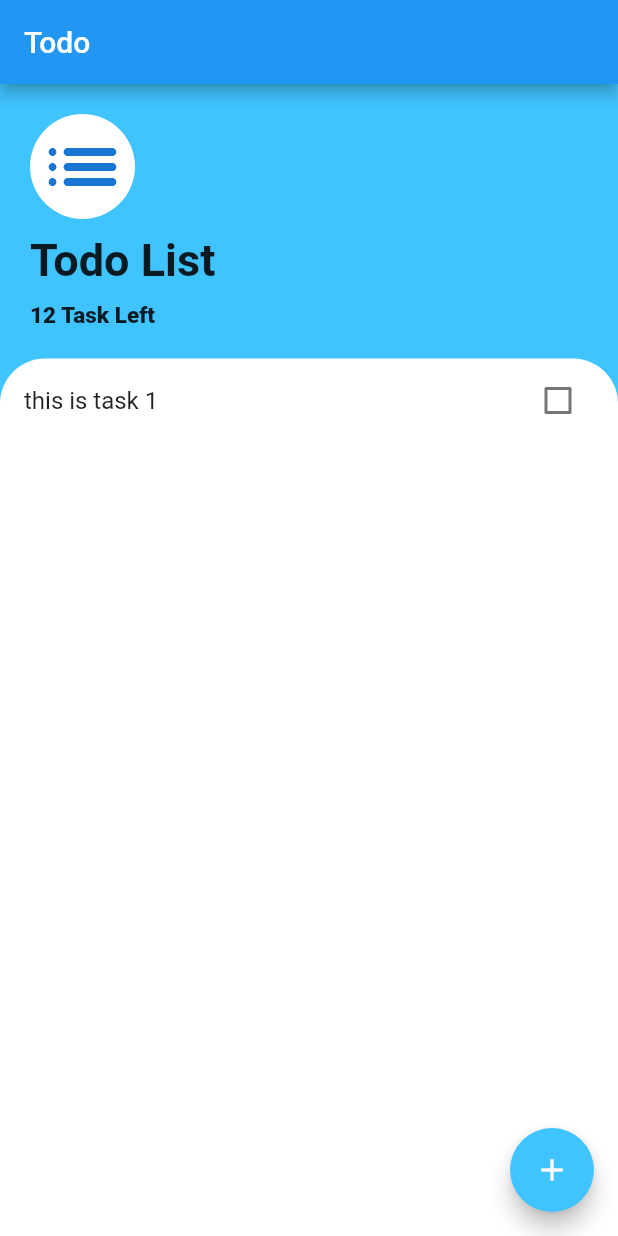
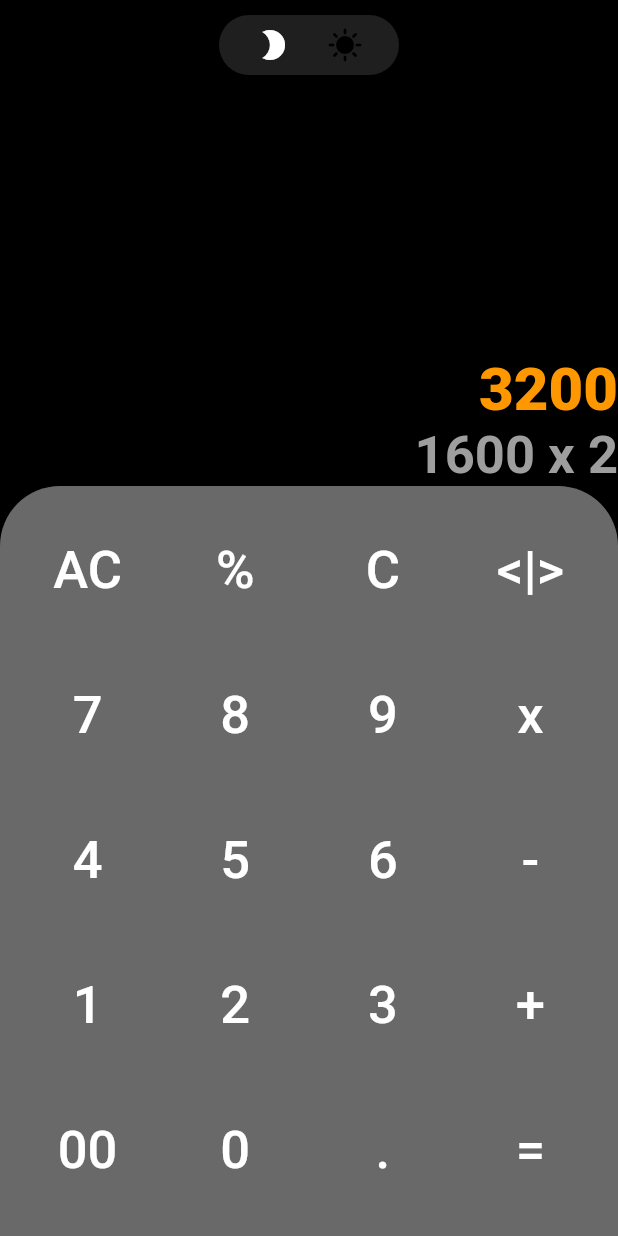
Before and after one commit to shoaib-khan895/bitcoin_flutter, a Flutter app: the screen it shows after launch, on a phone screen of 412 x 824 dp. Run offline on Flutter 3.47's test engine with Material 2 defaults, Android fonts, the phone set to English and light mode, and no system bars.

Commit message:
day 1
cal UI

```diff
--- /dev/null
+++ b/lib/calculator_main.dart
@@ -0,0 +1,92 @@
+// ignore_for_file: prefer_const_constructors, prefer_const_literals_to_create_immutables
+
+import 'package:flutter/cupertino.dart';
+import 'package:flutter/material.dart';
+
+import 'components/cal_button_row.dart';
+
+class CalculatorUI extends StatelessWidget {
+  const CalculatorUI({Key? key}) : super(key: key);
+
+  @override
+  Widget build(BuildContext context) {
+    return Scaffold(
+      backgroundColor: Colors.black,
+      body: SafeArea(
+        child: Column(
+          crossAxisAlignment: CrossAxisAlignment.end,
+          children: [
+            Center(
+              child: Container(
+                margin: EdgeInsets.fromLTRB(10, 10, 10, 10),
+                decoration: BoxDecoration(
+                  color: Colors.white12,
+                  borderRadius: BorderRadius.all(Radius.elliptical(20, 20)),
+                ),
+                width: 120,
+                height: 40,
+                child: Row(
+                  mainAxisAlignment: MainAxisAlignment.spaceEvenly,
+                  children: [
+                    // ReuseIcons(),
+                    Icon(
+                      Icons.brightness_2,
+                      color: Colors.white,
+                    ) ,Icon(
+                      Icons.sunny,
+                      color: Colors.black,
+                    )
+                  ],
+                ),
+              ),
+            ),
+            Spacer(
+              flex: 1,
+            ),
+            Column(
+              crossAxisAlignment: CrossAxisAlignment.end,
+              mainAxisAlignment: MainAxisAlignment.end,
+              children: [
+                Text(
+                  '3200',
+                  style: TextStyle(
+                      color: Colors.orange,
+                      fontWeight: FontWeight.w800,
+                      fontSize: 40),
+                ),
+                Text(
+                  '1600 x 2',
+                  style: TextStyle(
+                      color: Colors.grey,
+                      fontWeight: FontWeight.w700,
+                      fontSize: 35),
+                ),
+              ],
+            ),
+            Container(
+              height: 500,
+              width: double.infinity,
+              decoration: BoxDecoration(
+                color: Color.fromRGBO(105, 105, 105, 100),
+                borderRadius: BorderRadius.only(
+                  topLeft: Radius.circular(40),
+                  topRight: Radius.circular(40),
+                ),
+              ),
+              child: Column(
+                mainAxisAlignment: MainAxisAlignment.spaceEvenly,
+                children: [
+                  CalButtonRow(zero:'AC' ,one:'%' ,two:'C' ,three:'<|>' ,),
+                  CalButtonRow(zero:'7' ,one:'8' ,two:'9' ,three:'x' ,),
+                  CalButtonRow(zero:'4' ,one:'5' ,two:'6' ,three:'-' ,),
+                  CalButtonRow(zero:'1' ,one:'2' ,two:'3' ,three:'+' ,),
+                  CalButtonRow(zero:'00' ,one:'0' ,two:'.' ,three:'=' ,),
+                ],
+              ),
+            )
+          ],
+        ),
+      ),
+    );
+  }
+}
--- /dev/null
+++ b/lib/components/cal_button_row.dart
@@ -0,0 +1,26 @@
+import 'package:bitcoin_flutter/components/reuseable_buttons.dart';
+import 'package:flutter/cupertino.dart';
+
+class CalButtonRow extends StatelessWidget {
+  var zero;
+  var three;
+  var one;
+  var two;
+  CalButtonRow({required this.zero,this.one,this.two,this.three,
+    Key? key,
+  }) : super(key: key);
+
+  @override
+  Widget build(BuildContext context) {
+    return Row(
+      mainAxisAlignment: MainAxisAlignment.spaceEvenly,
+      children: [
+        ReuseableButton(val: zero,),
+        ReuseableButton(val: one,),
+        ReuseableButton(val: two,),
+        ReuseableButton(val: three,),
+
+      ],
+    );
+  }
+}
--- /dev/null
+++ b/lib/components/reuseable_buttons.dart
@@ -0,0 +1,24 @@
+import 'package:flutter/cupertino.dart';
+import 'package:flutter/material.dart';
+
+class ReuseableButton extends StatelessWidget {
+  var val;
+
+  ReuseableButton({
+    this.val,
+    Key? key,
+  }) : super(key: key);
+
+  @override
+  Widget build(BuildContext context) {
+    return CircleAvatar(
+      radius: 40,
+      backgroundColor: Color.fromRGBO(105, 105, 105, 10),
+      child: Text(
+        '$val',
+        style: TextStyle(
+            fontSize: 35, fontWeight: FontWeight.w500, color: Colors.white),
+      ),
+    );
+  }
+}
--- a/lib/main.dart
+++ b/lib/main.dart
@@ -1,3 +1,4 @@
+import 'package:bitcoin_flutter/calculator_main.dart';
 import 'package:flutter/material.dart';
 
 import 'TaskScreen.dart';
@@ -8,7 +9,7 @@ class MyApp extends StatelessWidget {
   @override
   Widget build(BuildContext context) {
     return MaterialApp(
-      home: TaskScreen(),
+      home: CalculatorUI(),
     );
   }
 }
```
